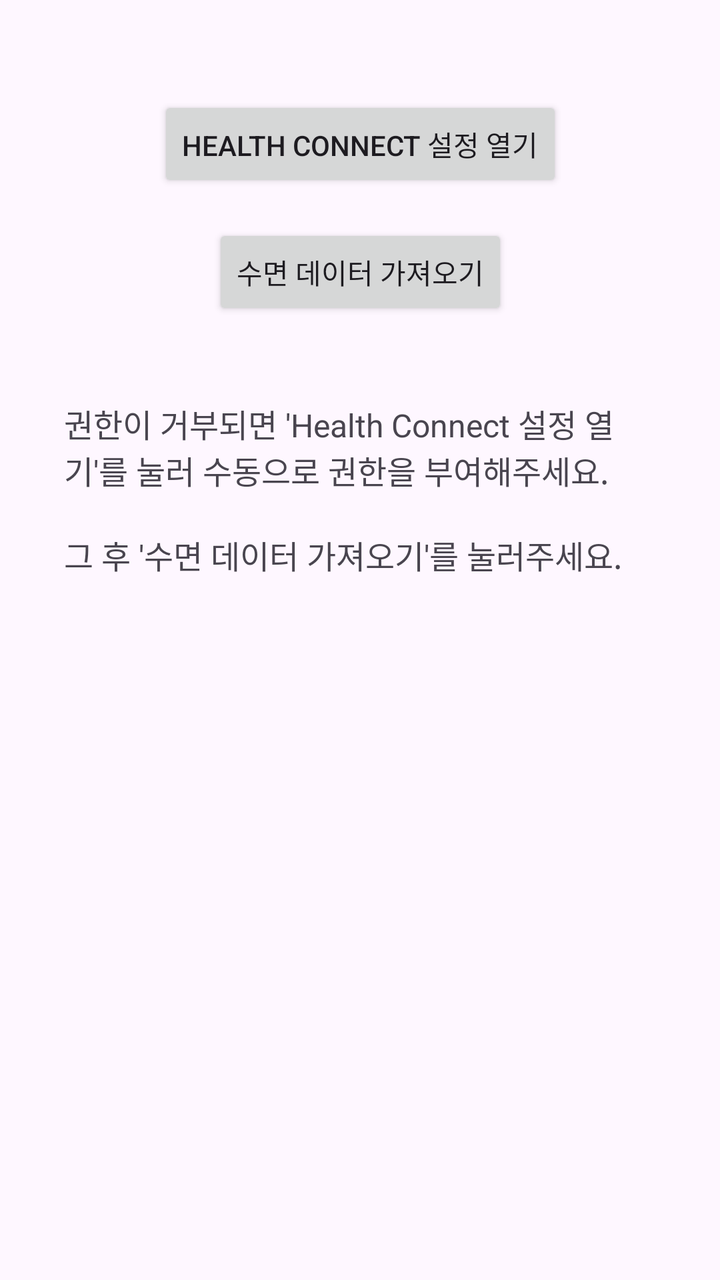
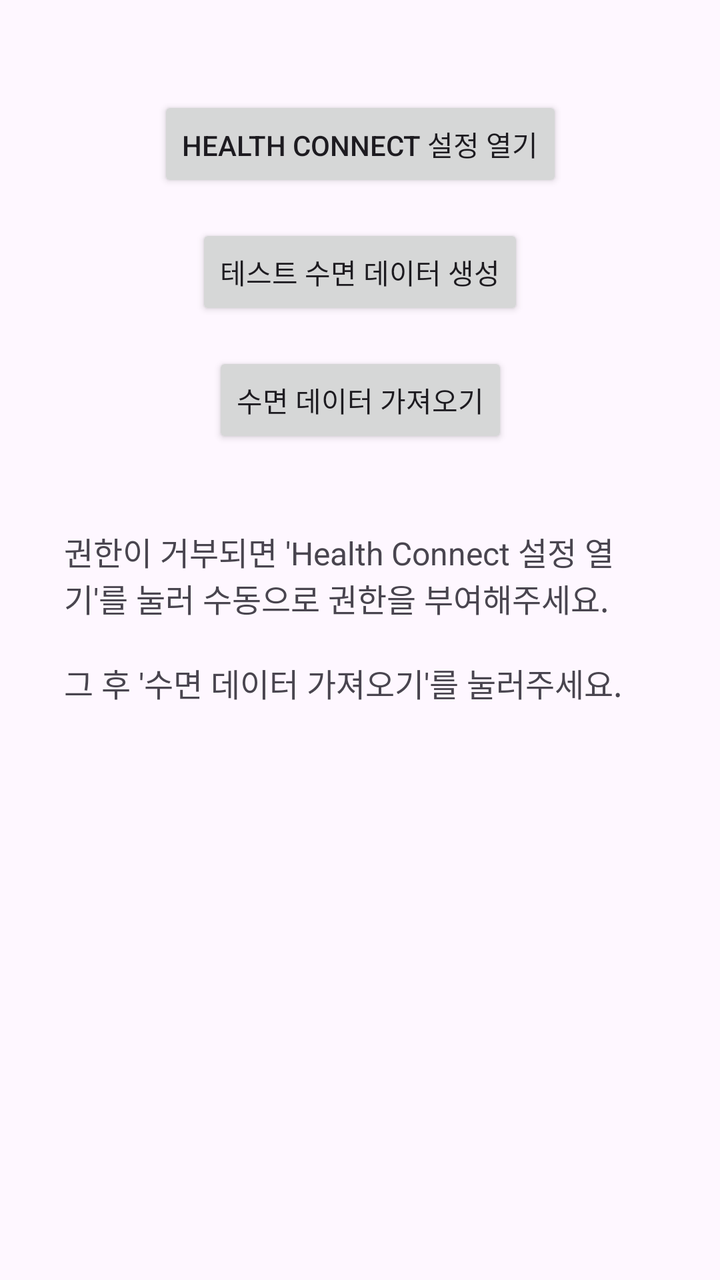

Before-and-after screenshots of an Android layout around one commit, followed by the original layout XML and the change that was made.
<!-- AndroidManifest.xml: application theme Theme.SleepAiTest -->
<!-- res/layout/activity_main.xml -->
<?xml version="1.0" encoding="utf-8"?>
<androidx.constraintlayout.widget.ConstraintLayout xmlns:android="http://schemas.android.com/apk/res/android"
    xmlns:app="http://schemas.android.com/apk/res-auto"
    xmlns:tools="http://schemas.android.com/tools"
    android:id="@+id/main"
    android:layout_width="match_parent"
    android:layout_height="match_parent"
    android:padding="16dp"
    tools:context=".MainActivity">

    <Button
        android:id="@+id/btn_open_health_connect"
        android:layout_width="wrap_content"
        android:layout_height="wrap_content"
        android:text="Health Connect 설정 열기"
        app:layout_constraintEnd_toEndOf="parent"
        app:layout_constraintStart_toStartOf="parent"
        app:layout_constraintTop_toTopOf="parent"
        android:layout_marginTop="32dp" />

    <Button
        android:id="@+id/btn_fetch_data"
        android:layout_width="wrap_content"
        android:layout_height="wrap_content"
        android:text="수면 데이터 가져오기"
        app:layout_constraintEnd_toEndOf="parent"
        app:layout_constraintStart_toStartOf="parent"
        app:layout_constraintTop_toBottomOf="@id/btn_open_health_connect"
        android:layout_marginTop="16dp" />

    <TextView
        android:id="@+id/tv_result"
        android:layout_width="0dp"
        android:layout_height="wrap_content"
        android:text="권한이 거부되면 'Health Connect 설정 열기'를 눌러 수동으로 권한을 부여해주세요.\n\n그 후 '수면 데이터 가져오기'를 눌러주세요."
        android:textSize="16sp"
        android:padding="16dp"
        app:layout_constraintTop_toBottomOf="@id/btn_fetch_data"
        app:layout_constraintStart_toStartOf="parent"
        app:layout_constraintEnd_toEndOf="parent"
        android:layout_marginTop="24dp" />

</androidx.constraintlayout.widget.ConstraintLayout>
<!-- resources referenced by this layout -->
<resources>
  <style name="Theme.SleepAiTest" parent="Base.Theme.SleepAiTest" />
  <style name="Base.Theme.SleepAiTest" parent="Theme.Material3.DayNight.NoActionBar">
          
          
      </style>
</resources>

<!-- the commit's change to res/layout/activity_main.xml (unified diff, before → after) -->
@@ -19,13 +19,23 @@
         android:layout_marginTop="32dp" />
 
     <Button
+        android:id="@+id/btn_create_test_data"
+        android:layout_width="wrap_content"
+        android:layout_height="wrap_content"
+        android:text="테스트 수면 데이터 생성"
+        app:layout_constraintEnd_toEndOf="parent"
+        app:layout_constraintStart_toStartOf="parent"
+        app:layout_constraintTop_toBottomOf="@id/btn_open_health_connect"
+        android:layout_marginTop="16dp" />
+
+    <Button
         android:id="@+id/btn_fetch_data"
         android:layout_width="wrap_content"
         android:layout_height="wrap_content"
         android:text="수면 데이터 가져오기"
         app:layout_constraintEnd_toEndOf="parent"
         app:layout_constraintStart_toStartOf="parent"
-        app:layout_constraintTop_toBottomOf="@id/btn_open_health_connect"
+        app:layout_constraintTop_toBottomOf="@id/btn_create_test_data"
         android:layout_marginTop="16dp" />
 
     <TextView
